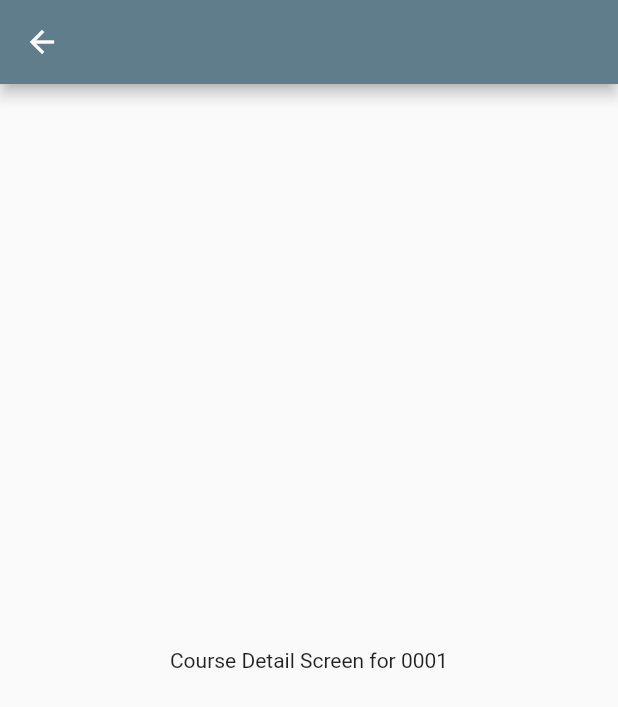
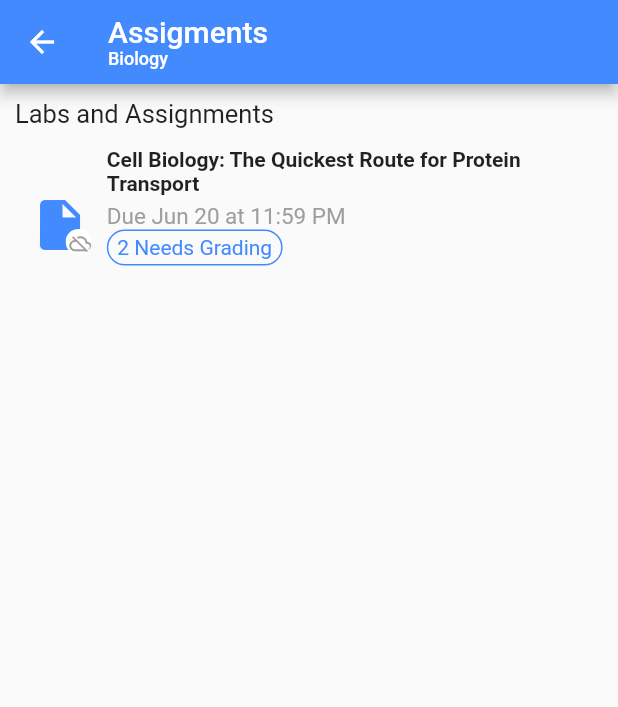
Before and after one commit to UmairJibran/canvasteacher, a Flutter app: the screen it shows after launch, after a tap on "Biology", on a phone screen of 412 x 824 dp. Shown: the top 707 px of the screen. Run offline on Flutter 3.47's test engine with Material 2 defaults, Android fonts, the phone set to English and light mode, and no system bars; drawn by our look-alikes of auto_size_text.

Commit message:
developed assignment tile

```diff
--- a/lib/screens/course_detail_screen.dart
+++ b/lib/screens/course_detail_screen.dart
@@ -1,3 +1,5 @@
+import 'package:canvasteacher/data/courses.dart';
+import 'package:canvasteacher/widgets/assignment_tile.dart';
 import 'package:flutter/material.dart';
 
 class CourseDetailScreen extends StatelessWidget {
@@ -6,11 +8,42 @@ class CourseDetailScreen extends StatelessWidget {
   static const String route = "/courseDetail";
   @override
   Widget build(BuildContext context) {
+    dynamic course =
+        subjects.where((element) => element['id'] == courseID).toList();
+    String courseName = course[0]['subjectName'];
+    // String courseCode = course[0]['subjectCode'];
+    Color courseColor = course[0]['color'];
+
     return Scaffold(
-      appBar: AppBar(),
+      appBar: AppBar(
+        backgroundColor: courseColor,
+        title: Column(
+          crossAxisAlignment: CrossAxisAlignment.start,
+          children: [
+            Text("Assigments"),
+            Text(
+              courseName,
+              style: TextStyle(fontSize: 12),
+            )
+          ],
+        ),
+      ),
       body: Container(
-        child: Center(
-          child: Text("Course Detail Screen for $courseID"),
+        padding: EdgeInsets.only(left: 10, top: 10),
+        child: Column(
+          crossAxisAlignment: CrossAxisAlignment.start,
+          children: [
+            Text(
+              "Labs and Assignments",
+              style: TextStyle(
+                color: Colors.black87,
+                fontSize: 17,
+              ),
+            ),
+            AssignmentTile(
+              color: courseColor,
+            ),
+          ],
         ),
       ),
     );
--- /dev/null
+++ b/lib/widgets/assignment_tile.dart
@@ -0,0 +1,97 @@
+import 'package:auto_size_text/auto_size_text.dart';
+import 'package:flutter/material.dart';
+
+class AssignmentTile extends StatelessWidget {
+  AssignmentTile({this.color, this.assignmentCode});
+  final Color color;
+  final assignmentCode;
+  final haveDue = false;
+  final dueDate = "Jun 20";
+  @override
+  Widget build(BuildContext context) {
+    return InkWell(
+      splashColor: Colors.black12,
+      onTap: () {},
+      child: Container(
+        height: MediaQuery.of(context).size.height * 0.14,
+        padding: EdgeInsets.only(top: 12),
+        child: Row(
+          children: [
+            Padding(
+              padding: const EdgeInsets.all(10.0),
+              child: Container(
+                width: MediaQuery.of(context).size.width * 0.1,
+                child: Stack(
+                  children: [
+                    Icon(
+                      Icons.insert_drive_file,
+                      size: 40,
+                      color: color,
+                    ),
+                    Positioned(
+                      bottom: 0,
+                      right: 0,
+                      child: ClipRRect(
+                        borderRadius: BorderRadius.circular(20),
+                        child: Container(
+                          padding: EdgeInsets.only(top: 2.0, left: 2.5),
+                          color: Colors.white,
+                          child: Icon(
+                            haveDue ? Icons.cloud_done : Icons.cloud_off,
+                            color: haveDue ? Colors.green : Colors.grey,
+                            size: 15,
+                          ),
+                        ),
+                      ),
+                    ),
+                  ],
+                ),
+              ),
+            ),
+            Container(
+              width: MediaQuery.of(context).size.width * 0.8,
+              child: Column(
+                crossAxisAlignment: CrossAxisAlignment.start,
+                children: [
+                  AutoSizeText(
+                    "Cell Biology: The Quickest Route for Protein Transport",
+                    style: TextStyle(
+                      fontWeight: FontWeight.bold,
+                    ),
+                    maxLines: 2,
+                    maxFontSize: 26,
+                    minFontSize: 12,
+                  ),
+                  SizedBox(
+                    height: 5,
+                  ),
+                  Text(
+                    "Due $dueDate at 11:59 PM",
+                    style: TextStyle(
+                      color: Colors.grey,
+                      fontSize: 15,
+                    ),
+                  ),
+                  Container(
+                    decoration: BoxDecoration(
+                      borderRadius: BorderRadius.circular(20),
+                      border: Border.all(color: color),
+                    ),
+                    padding: EdgeInsets.symmetric(
+                      horizontal: 6.0,
+                      vertical: 3.0,
+                    ),
+                    child: Text(
+                      "2 Needs Grading",
+                      style: TextStyle(color: color),
+                    ),
+                  ),
+                ],
+              ),
+            ),
+          ],
+        ),
+      ),
+    );
+  }
+}
```
